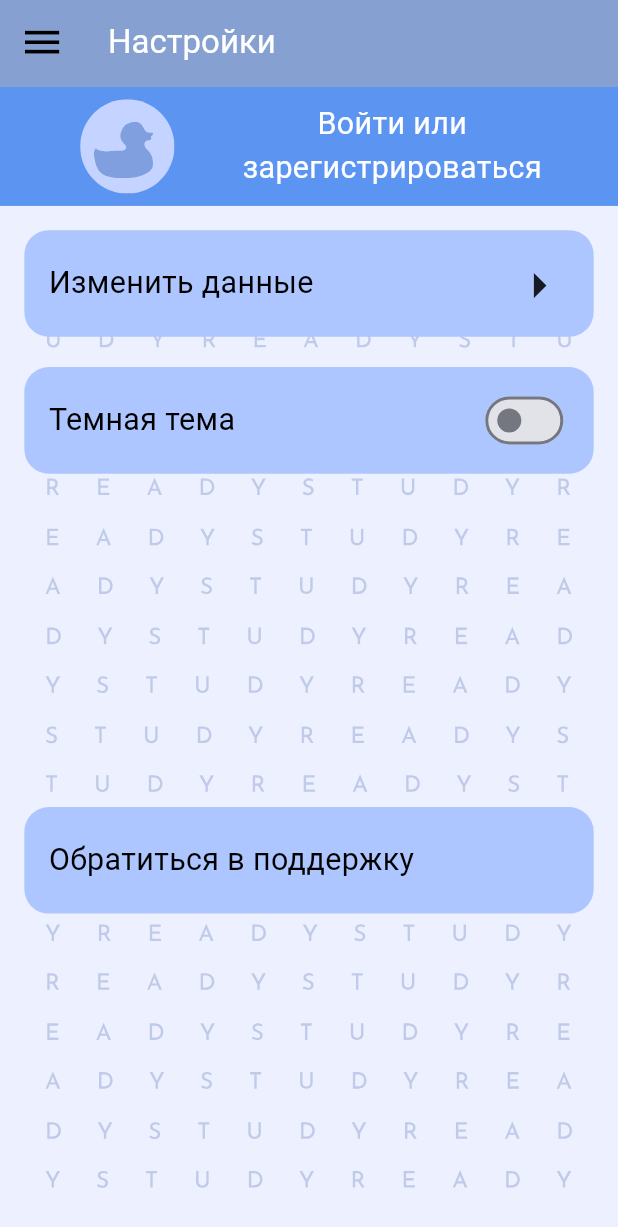
After one commit to megavvve/StudyReady, a Flutter app: the SettingsScreen screen opened directly, on a phone screen of 412 x 824 dp. The commit adds this screen. Shown: the top 1227 px of the screen. Run offline on Flutter 3.47's test engine with Material 3 defaults, Android fonts, the phone set to English and light mode, and no system bars; our stand-ins replace bloc, cloud_firestore, drift, equatable, file_picker, firebase_auth and 11 more; missing offline and left inert: easy_autocomplete, firebase_app_check, flutter_pdfview, sqlite3; accounts and stored records are empty; generated files the repository leaves out were written again; network calls fail; statements that could not run were skipped.

Commit message:
ADD: settings page

```diff
--- a/lib/presentation/navigation/navigation_bar.dart
+++ b/lib/presentation/navigation/navigation_bar.dart
@@ -2,7 +2,7 @@ import 'package:flutter/material.dart';
 import 'package:flutter_bloc/flutter_bloc.dart';
 import 'package:flutter_screenutil/flutter_screenutil.dart';
 import 'package:study_ready/presentation/blocs/theme_bloc/theme_cubit.dart';
-import 'package:study_ready/utils/navigation_bar/switch_theme_button.dart';
+import 'package:study_ready/presentation/pages/settings_page/settings_screen.dart';
 import 'package:study_ready/presentation/pages/home_page/home_screen.dart';
 import 'package:study_ready/presentation/pages/materials_page/materials_screen.dart';
 import 'package:study_ready/presentation/pages/trainer_page/add_question/add_question_screen/add_question_screen.dart';
@@ -113,12 +113,34 @@ class NavigatorDrawer extends StatelessWidget {
             ),
             divider,
             ListTile(
+              leading: settingsIcon,
+              title: Text(
+                'Настройки',
+                style: theme.textTheme.titleSmall,
+              ),
+              trailing: trailingIcon,
+              onTap: () => Navigator.of(context).pushReplacement(
+                PageRouteBuilder(
+                  transitionDuration: Duration.zero,
+                  pageBuilder: (context, animation, secondaryAnimation) {
+                    return const SettingsScreen();
+                  },
+                  transitionsBuilder:
+                      (context, animation, secondaryAnimation, child) {
+                    return child;
+                  },
+                ),
+              ),
+            ),
+            /*
+            ListTile(
               leading: const SwitchExample(),
               title: Text(
                 'Темная тема',
                 style: theme.textTheme.titleSmall,
               ),
             ),
+            */
             divider,
             // ListTile(
             //   leading: deleteTrainerIcon,
--- /dev/null
+++ b/lib/presentation/pages/settings_page/settings_screen.dart
@@ -0,0 +1,82 @@
+import 'package:flutter/material.dart';
+import 'package:flutter_bloc/flutter_bloc.dart';
+import 'package:flutter_screenutil/flutter_screenutil.dart';
+import 'package:study_ready/presentation/blocs/theme_bloc/theme_cubit.dart';
+import 'package:study_ready/presentation/navigation/burger_navigation_leading.dart';
+import 'package:study_ready/presentation/navigation/navigation_bar.dart';
+import 'package:study_ready/presentation/pages/settings_page/widgets/bottom_button.dart';
+import 'package:study_ready/presentation/pages/settings_page/widgets/call_support_button.dart';
+import 'package:study_ready/presentation/pages/settings_page/widgets/change_data_button.dart';
+import 'package:study_ready/presentation/pages/settings_page/widgets/theme_switch_button.dart';
+import 'package:study_ready/utils/app_colors.dart';
+import 'package:study_ready/utils/app_svg_assets.dart';
+
+class SettingsScreen extends StatelessWidget {
+  const SettingsScreen({super.key});
+
+  @override
+  Widget build(BuildContext context) {
+    final brightness = context.watch<ThemeCubit>().state.brightness;
+    return Scaffold(
+      backgroundColor: brightness == Brightness.dark
+          ? backgroundColorDark
+          : backgroundColorLight,
+      drawer: const NavigatorDrawer(),
+      body: CustomScrollView(
+        slivers: [
+          SliverAppBar(
+            backgroundColor: brightness == Brightness.dark
+                ? backgroundColorDark
+                : settingsAppBar,
+            leading: Builder(
+              builder: (BuildContext context) {
+                return BurgerNavigationLeading(context);
+              },
+            ),
+            title: const Text(
+              "Настройки",
+              style: TextStyle(
+                color: Colors.white,
+              ),
+            ),
+            bottom: PreferredSize(
+              preferredSize: Size(double.infinity.w, 80.h),
+              child: const BottomButton(),
+            ),
+          ),
+          SliverList(
+            delegate: SliverChildListDelegate(
+              [
+                Padding(
+                  padding: EdgeInsets.all(16.sp),
+                  child: Stack(
+                    children: [
+                      brightness == Brightness.dark
+                          ? settingsBackgroundDark
+                          : settingsBackgroundLight,
+                      const Positioned(
+                        child: ChangeDataButton(),
+                      ),
+                      Positioned(
+                        top: 90.h,
+                        left: 0.w,
+                        right: 0.w,
+                        child: const ThemeSwitchButton(),
+                      ),
+                      Positioned(
+                        top: 379.h,
+                        left: 0.w,
+                        right: 0.w,
+                        child: const CallSupportButton(),
+                      ),
+                    ],
+                  ),
+                ),
+              ],
+            ),
+          ),
+        ],
+      ),
+    );
+  }
+}
--- /dev/null
+++ b/lib/presentation/pages/settings_page/widgets/bottom_button.dart
@@ -0,0 +1,68 @@
+import 'package:flutter/material.dart';
+import 'package:flutter_screenutil/flutter_screenutil.dart';
+import 'package:study_ready/utils/app_colors.dart';
+import 'package:study_ready/utils/app_svg_assets.dart';
+
+class BottomButton extends StatelessWidget {
+  const BottomButton({super.key});
+
+  @override
+  Widget build(BuildContext context) {
+    return GestureDetector(
+      onTap: () {
+
+        showDialog(
+          context: context,
+          builder: (context) {
+            return AlertDialog(
+              content: Text(
+                "В доработке...",
+                style: TextStyle(fontSize: 20.sp),
+              ),
+            );
+          },
+        );
+
+      },
+      child: Container(
+        padding: EdgeInsets.all(8.sp),
+        color: mainColorLight,
+        child: Row(
+          mainAxisAlignment: MainAxisAlignment.spaceEvenly,
+          children: [
+            Stack(
+              children: [
+                Positioned(
+                  child: duckBackground,
+                ),
+                Positioned(
+                  top: 15,
+                  left: 10,
+                  child: duck,
+                ),
+              ],
+            ),
+            Column(
+              children: [
+                Text(
+                  "Войти или",
+                  style: TextStyle(
+                    color: Colors.white,
+                    fontSize: 20.sp,
+                  ),
+                ),
+                Text(
+                  "зарегистрироваться",
+                  style: TextStyle(
+                    color: Colors.white,
+                    fontSize: 20.sp,
+                  ),
+                ),
+              ],
+            )
+          ],
+        ),
+      ),
+    );
+  }
+}
--- /dev/null
+++ b/lib/presentation/pages/settings_page/widgets/call_support_button.dart
@@ -0,0 +1,51 @@
+import 'package:flutter/material.dart';
+import 'package:flutter_screenutil/flutter_screenutil.dart';
+
+class CallSupportButton extends StatelessWidget {
+  const CallSupportButton({super.key});
+
+  @override
+  Widget build(BuildContext context) {
+    return GestureDetector(
+      onTap: () {
+
+        showDialog(
+          context: context,
+          builder: (context) {
+            return AlertDialog(
+              content: Text(
+                "В доработке...",
+                style: TextStyle(fontSize: 20.sp),
+              ),
+            );
+          },
+        );
+
+      },
+      child: Container(
+        alignment: Alignment.center,
+        padding: EdgeInsets.all(16.sp),
+        width: 362.w,
+        height: 70.h,
+        decoration: BoxDecoration(
+          color: const Color(0xFFAEC6FF),
+          borderRadius: BorderRadius.all(
+            Radius.circular(16.sp),
+          ),
+        ),
+        child: Row(
+          mainAxisAlignment: MainAxisAlignment.spaceBetween,
+          children: [
+            Text(
+              "Обратиться в поддержку",
+              style: TextStyle(
+                color: Colors.black,
+                fontSize: 20.sp,
+              ),
+            ),
+          ],
+        ),
+      ),
+    );
+  }
+}
--- /dev/null
+++ b/lib/presentation/pages/settings_page/widgets/change_data_button.dart
@@ -0,0 +1,58 @@
+import 'package:flutter/material.dart';
+import 'package:flutter_screenutil/flutter_screenutil.dart';
+
+class ChangeDataButton extends StatelessWidget {
+  const ChangeDataButton({super.key});
+
+  @override
+  Widget build(BuildContext context) {
+    return GestureDetector(
+      onTap: () {
+
+        showDialog(
+          context: context,
+          builder: (context) {
+            return AlertDialog(
+              content: Text(
+                "В доработке...",
+                style: TextStyle(fontSize: 20.sp),
+              ),
+            );
+          },
+        );
+
+      },
+      child: Container(
+        alignment: Alignment.center,
+        padding: EdgeInsets.all(16.sp),
+        width: 362.w,
+        height: 70.h,
+        decoration: BoxDecoration(
+          color: const Color(0xFFAEC6FF),
+          borderRadius: BorderRadius.all(
+            Radius.circular(16.sp),
+          ),
+        ),
+        child: Row(
+          mainAxisAlignment: MainAxisAlignment.spaceBetween,
+          children: [
+            Text(
+              "Изменить данные",
+              style: TextStyle(
+                color: Colors.black,
+                fontSize: 20.sp,
+              ),
+            ),
+            SizedBox(
+              width: 40.w,
+            ),
+            Icon(
+              Icons.arrow_right,
+              size: 40.sp,
+            ),
+          ],
+        ),
+      ),
+    );
+  }
+}
--- /dev/null
+++ b/lib/presentation/pages/settings_page/widgets/theme_switch_button.dart
@@ -0,0 +1,55 @@
+import 'package:flutter/material.dart';
+import 'package:flutter_bloc/flutter_bloc.dart';
+import 'package:flutter_screenutil/flutter_screenutil.dart';
+import 'package:study_ready/presentation/blocs/theme_bloc/theme_cubit.dart';
+import 'package:study_ready/utils/app_colors.dart';
+
+class ThemeSwitchButton extends StatefulWidget {
+  const ThemeSwitchButton({super.key});
+
+  @override
+  State<ThemeSwitchButton> createState() => _ThemeSwitchButtonState();
+}
+
+class _ThemeSwitchButtonState extends State<ThemeSwitchButton> {
+  @override
+  Widget build(BuildContext context) {
+    final brightness = context.watch<ThemeCubit>().state.brightness;
+    return Container(
+      alignment: Alignment.center,
+      padding: EdgeInsets.all(16.sp),
+      width: 362.w,
+      height: 70.h,
+      decoration: BoxDecoration(
+        color: const Color(0xFFAEC6FF),
+        borderRadius: BorderRadius.all(
+          Radius.circular(16.sp),
+        ),
+      ),
+      child: Row(
+        mainAxisAlignment: MainAxisAlignment.spaceBetween,
+        children: [
+          Text(
+            "Темная тема",
+            style: TextStyle(
+              color: Colors.black,
+              fontSize: 20.sp,
+            ),
+          ),
+          SizedBox(
+            width: 40.w,
+          ),
+          Switch(
+            value: brightness == Brightness.dark,
+            activeColor: mainColorLight,
+            onChanged: (bool value) {
+              context.read<ThemeCubit>().setThemeBrightness(
+                    value ? Brightness.dark : Brightness.light,
+                  );
+            },
+          ),
+        ],
+      ),
+    );
+  }
+}
--- a/lib/utils/app_colors.dart
+++ b/lib/utils/app_colors.dart
@@ -10,7 +10,7 @@ Color colorForCardTrainerBlue = const Color(0xFF7C97FF);
 Color burgerBackgroundLight = const Color(0xFFE4EEFF);
 Color trainerAppBarButtonsBackground = const Color(0xFFBFD3F3);
 Color trainerBottomSheetBackground = const Color(0xFFDCE9FF);
-
+Color settingsAppBar = const Color(0xFF86A1D1);
 //dark theme
 Color backgroundColorDark = const Color(0xFF2D355D); //#3c4279
 Color mainColorDark = const Color(0xFFb7d0f9);
--- a/lib/utils/app_svg_assets.dart
+++ b/lib/utils/app_svg_assets.dart
@@ -52,6 +52,31 @@ final tudyText = SvgPicture.asset(
   height: 82.h,
 );
 
+final duckBackground = SvgPicture.asset(
+  "assets/icons/home_screen/duck_background.svg",
+  width: 62.w,
+  height: 62.h,
+);
+
+final duck = SvgPicture.asset(
+  "assets/icons/home_screen/duck.svg",
+  width: 39.w,
+  height: 37.h,
+);
+
+final settingsBackgroundLight = SvgPicture.asset(
+  "assets/images/settings/settings_background.svg",
+  width: 347.w,
+  height: 630.h,
+);
+
+final settingsBackgroundDark = SvgPicture.asset(
+  "assets/images/settings/settings_background.svg",
+  width: 347.w,
+  height: 630.h,
+  color: Colors.white,
+);
+
 final rectangle = SvgPicture.asset(
   rectanglePath,
   height: 452.h,
@@ -93,7 +118,6 @@ final sLetterBackDark = SvgPicture.asset(
   width: 173.w,
   height: 282.h,
   color: const Color(0xFF000000),
-
 );
 
 final sLetterFrontDark = SvgPicture.asset(
--- a/lib/utils/navigation_bar/drawer_utils.dart
+++ b/lib/utils/navigation_bar/drawer_utils.dart
@@ -28,6 +28,15 @@ final addQuestionIcon = Icon(
   size: 33.sp,
   color: Colors.black,
 );
+
+//leading icons
+final settingsIcon = Icon(
+  Icons.settings,
+  size: 33.sp,
+  color: Colors.black,
+);
+
+//leading icons
 final deleteTrainerIcon = Icon(
   Icons.delete,
   size: 33.sp,
@@ -69,12 +78,6 @@ final deleteTrainerText = Text(
   textAlign: TextAlign.center,
 );
 
-//titles
-final switchThemeTitle = Text(
-  "Темная тема",
-  style: TextStyle(fontSize: 14.sp, fontWeight: FontWeight.w700),
-  textAlign: TextAlign.center,
-);
 
 //trailing icon
 final trailingIcon = Icon(
--- a/lib/utils/navigation_bar/switch_theme_button.dart
+++ /dev/null
@@ -1,27 +0,0 @@
-import 'package:flutter/material.dart';
-import 'package:flutter_bloc/flutter_bloc.dart';
-import 'package:study_ready/presentation/blocs/theme_bloc/theme_cubit.dart';
-import 'package:study_ready/utils/app_colors.dart';
-
-class SwitchExample extends StatefulWidget {
-  const SwitchExample({super.key});
-
-  @override
-  State<SwitchExample> createState() => _SwitchExampleState();
-}
-
-class _SwitchExampleState extends State<SwitchExample> {
-  @override
-  Widget build(BuildContext context) {
-    final brightness = context.watch<ThemeCubit>().state.brightness;
-    return Switch(
-      value: brightness == Brightness.dark,
-      activeColor: mainColorLight,
-      onChanged: (bool value) {
-        context.read<ThemeCubit>().setThemeBrightness(
-              value ? Brightness.dark : Brightness.light,
-            );
-      },
-    );
-  }
-}
--- a/pubspec.yaml
+++ b/pubspec.yaml
@@ -67,3 +67,4 @@ flutter:
     - assets/jsons/trainer2.json
     - assets/rive/duck_walk.riv
     - assets/rive/pencil_dude_hello.riv
+    - assets/images/settings/settings_background.svg
```
Also changed, not shown: assets/icons/home_screen/duck.svg (added), assets/icons/home_screen/duck_background.svg (added), assets/images/settings/settings_background.svg (added), lib/utils/home_screen/icons_pathes.dart (line endings or trailing spaces), pubspec.lock.
